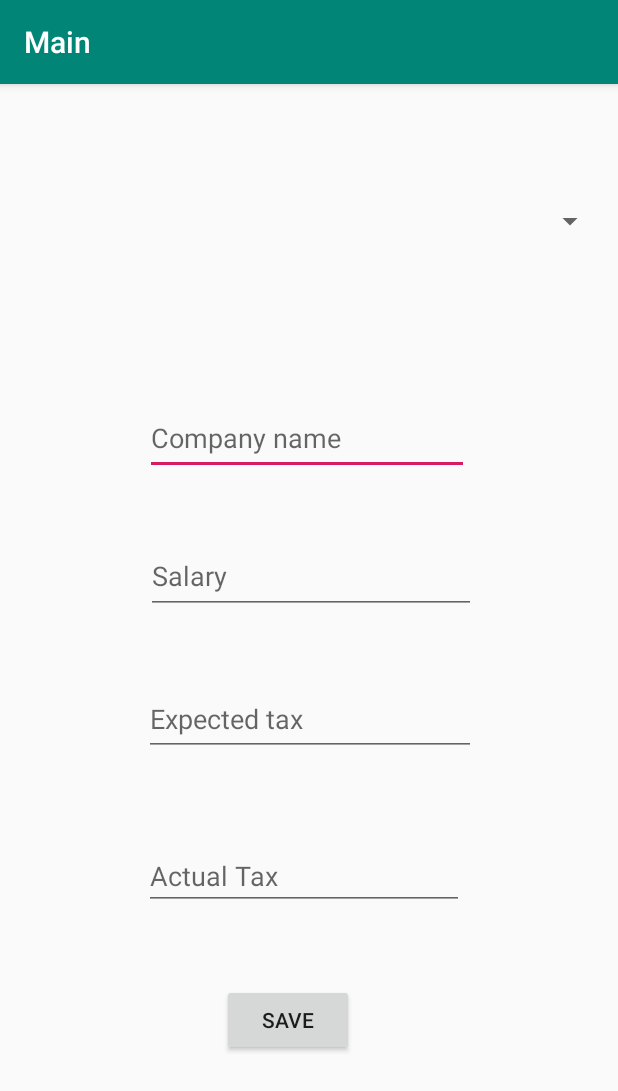
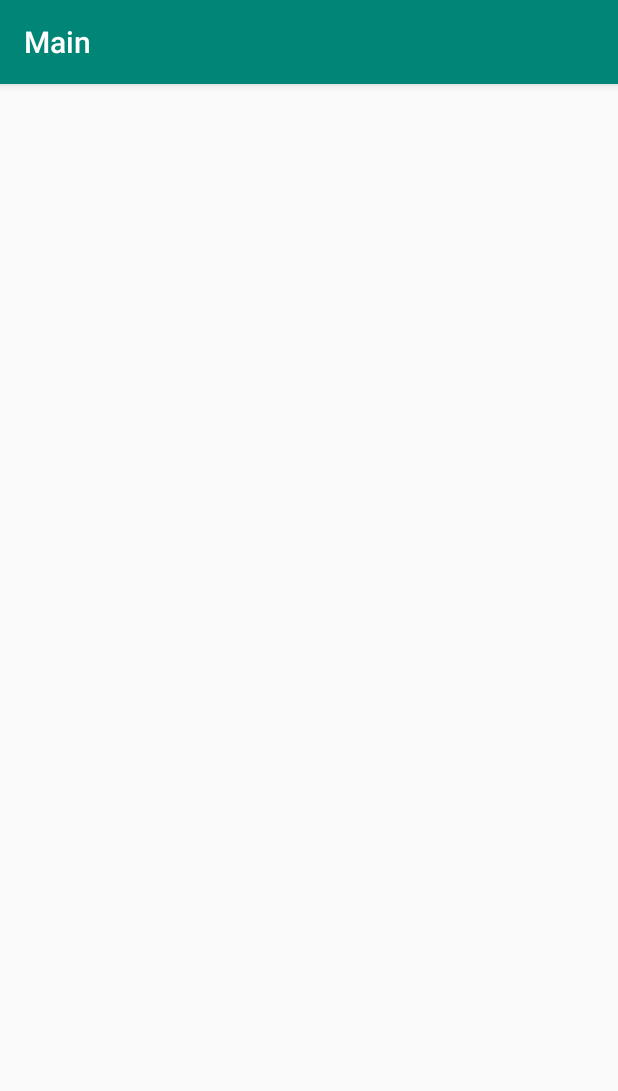
Before and after one commit to procusr/grayMatter, an Android app: the MainActivity screen opened directly, with no data from a screen before it, on a phone screen of 412 x 824 dp. Shown: the top 1091 px of the screen. Run offline under Robolectric (Android 15) with nearby library versions, the phone set to English and light mode, and no system bars.

Commit message:
clear up

```diff
--- a/app/src/main/java/com/example/mytax/MainActivity.java
+++ b/app/src/main/java/com/example/mytax/MainActivity.java
@@ -8,6 +8,6 @@ public class MainActivity extends AppCompatActivity {
     @Override
     protected void onCreate(Bundle savedInstanceState) {
         super.onCreate(savedInstanceState);
-        setContentView(R.layout.activity_main);
+        //setContentView(R.layout.activity_main);
     }
 }
--- a/app/src/main/res/layout/activity_main.xml
+++ /dev/null
@@ -1,107 +0,0 @@
-<?xml version="1.0" encoding="utf-8"?>
-<android.support.constraint.ConstraintLayout xmlns:android="http://schemas.android.com/apk/res/android"
-    xmlns:app="http://schemas.android.com/apk/res-auto"
-    xmlns:tools="http://schemas.android.com/tools"
-    android:layout_width="match_parent"
-    android:layout_height="match_parent"
-    tools:context=".Main">
-
-    <Spinner
-        android:id="@+id/dd_commune_list"
-        android:layout_width="396dp"
-        android:layout_height="39dp"
-        android:layout_marginTop="68dp"
-        android:layout_marginBottom="8dp"
-        app:layout_constraintBottom_toBottomOf="parent"
-        app:layout_constraintEnd_toEndOf="parent"
-        app:layout_constraintStart_toStartOf="parent"
-        app:layout_constraintTop_toTopOf="parent"
-        app:layout_constraintVertical_bias="0.006" />
-
-    <EditText
-        android:id="@+id/PT_Company_name"
-        android:layout_width="216dp"
-        android:layout_height="49dp"
-        android:layout_marginTop="8dp"
-        android:layout_marginBottom="8dp"
-        android:ems="10"
-        android:hint="Company name"
-        android:inputType="textPersonName"
-        app:layout_constraintBottom_toBottomOf="parent"
-        app:layout_constraintEnd_toEndOf="parent"
-        app:layout_constraintHorizontal_bias="0.492"
-        app:layout_constraintStart_toStartOf="parent"
-        app:layout_constraintTop_toTopOf="parent"
-        app:layout_constraintVertical_bias="0.289" />
-
-    <EditText
-        android:id="@+id/PT_Salary"
-        android:layout_width="220dp"
-        android:layout_height="50dp"
-        android:layout_marginStart="8dp"
-        android:layout_marginLeft="8dp"
-        android:layout_marginTop="16dp"
-        android:layout_marginEnd="8dp"
-        android:layout_marginRight="8dp"
-        android:layout_marginBottom="16dp"
-        android:ems="10"
-        android:hint="Salary"
-        android:inputType="number"
-        app:layout_constraintBottom_toBottomOf="parent"
-        app:layout_constraintEnd_toEndOf="parent"
-        app:layout_constraintHorizontal_bias="0.508"
-        app:layout_constraintStart_toStartOf="parent"
-        app:layout_constraintTop_toTopOf="parent"
-        app:layout_constraintVertical_bias="0.419" />
-
-    <EditText
-        android:id="@+id/expected_tax"
-        android:layout_width="221dp"
-        android:layout_height="49dp"
-        android:layout_marginStart="8dp"
-        android:layout_marginLeft="8dp"
-        android:layout_marginTop="8dp"
-        android:layout_marginEnd="8dp"
-        android:layout_marginRight="8dp"
-        android:ems="10"
-        android:hint="Expected tax"
-        android:inputType="number"
-        app:layout_constraintBottom_toBottomOf="parent"
-        app:layout_constraintEnd_toEndOf="parent"
-        app:layout_constraintHorizontal_bias="0.505"
-        app:layout_constraintStart_toStartOf="parent"
-        app:layout_constraintTop_toTopOf="parent"
-        app:layout_constraintVertical_bias="0.55" />
-
-    <EditText
-        android:id="@+id/actual_tax"
-        android:layout_width="wrap_content"
-        android:layout_height="wrap_content"
-        android:layout_marginTop="51dp"
-        android:layout_marginBottom="212dp"
-        android:ems="10"
-        android:hint="Actual Tax"
-        android:inputType="number"
-        app:layout_constraintBottom_toBottomOf="parent"
-        app:layout_constraintEnd_toEndOf="parent"
-        app:layout_constraintHorizontal_bias="0.484"
-        app:layout_constraintStart_toStartOf="parent"
-        app:layout_constraintTop_toBottomOf="@+id/expected_tax" />
-
-    <Button
-        android:id="@+id/B_Save_db"
-        android:layout_width="wrap_content"
-        android:layout_height="wrap_content"
-        android:layout_marginStart="147dp"
-        android:layout_marginLeft="147dp"
-        android:layout_marginTop="47dp"
-        android:layout_marginEnd="176dp"
-        android:layout_marginRight="176dp"
-        android:layout_marginBottom="117dp"
-        android:text="Save"
-        app:layout_constraintBottom_toBottomOf="parent"
-        app:layout_constraintEnd_toEndOf="parent"
-        app:layout_constraintStart_toStartOf="parent"
-        app:layout_constraintTop_toBottomOf="@+id/actual_tax"
-        app:layout_constraintVertical_bias="0.45" />
-</android.support.constraint.ConstraintLayout>
```
Also changed, not shown: 1 other file.
